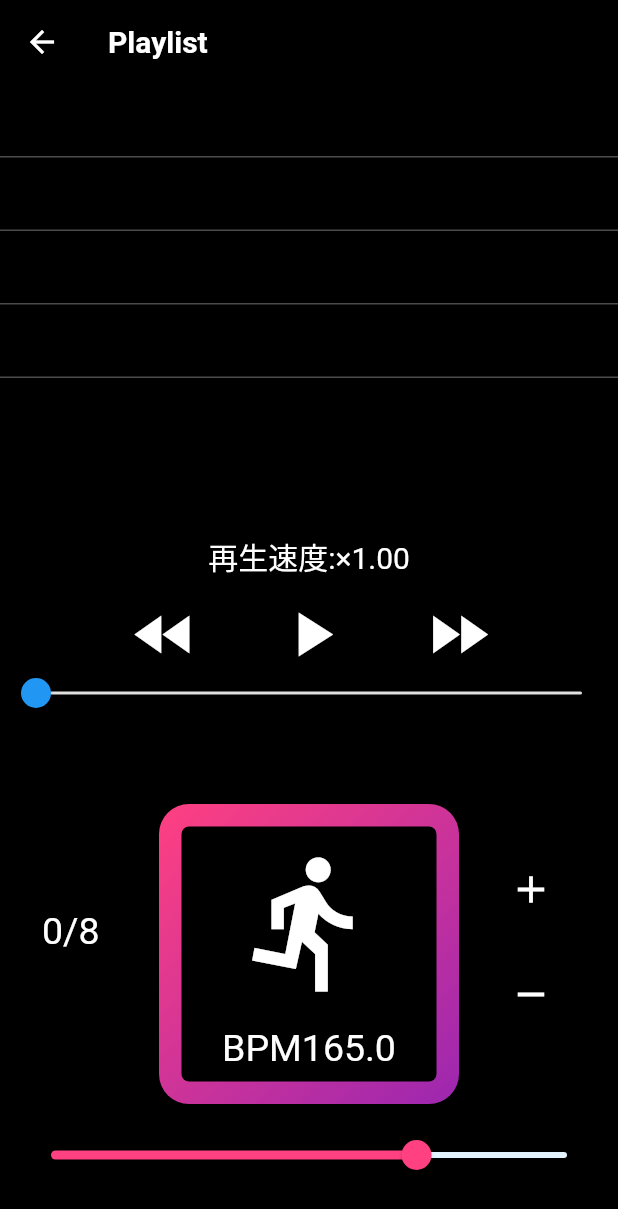
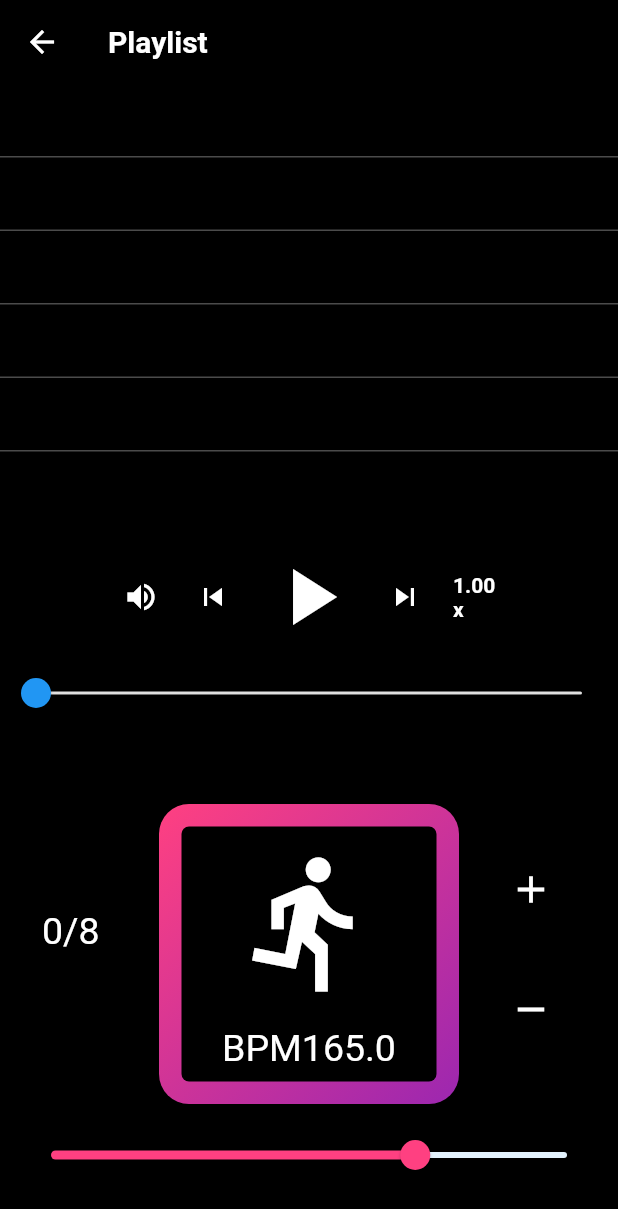
Before and after one commit to beatwalking55/beatim2, a Flutter app: the PlayPage screen opened directly, on a phone screen of 412 x 824 dp. Shown: the top 1209 px of the screen. Run offline on Flutter 3.47's test engine with Material 2 defaults, Android fonts, the phone set to English and light mode, and no system bars; our stand-ins replace cloud_firestore, firebase_core, just_audio, rxdart; missing offline and left inert: audio_session, dart:ffi; accounts and stored records are empty.

Commit message:
再生ボタン周りを改良

```diff
--- a/lib/artistselectpage.dart
+++ b/lib/artistselectpage.dart
@@ -1,4 +1,3 @@
-import 'package:beatim/musicselectfunction.dart';
 import 'package:beatim/playpage.dart';
 import 'package:flutter/material.dart';
 import 'variables.dart';
--- a/lib/playpage.dart
+++ b/lib/playpage.dart
@@ -1,5 +1,4 @@
 import 'package:beatim/variables.dart';
-import 'package:flutter/foundation.dart';
 import 'package:flutter/material.dart';
 import 'package:beatim/musicdata.dart';
 import 'package:just_audio/just_audio.dart';
@@ -24,24 +23,24 @@ class _PlayPageState extends State<PlayPage> {
     _setupSession();
     // AudioPlayerの状態を取得
     player.playbackEventStream.listen((event) {
-      switch(event.processingState) {
+      switch (event.processingState) {
         case ProcessingState.idle:
-          print('オーディオファイルをロードしていないよ');
+          debugPrint('オーディオファイルをロードしていないよ');
           break;
         case ProcessingState.loading:
-          print('オーディオファイルをロード中だよ');
+          debugPrint('オーディオファイルをロード中だよ');
           break;
         case ProcessingState.buffering:
-          print('バッファリング(読み込み)中だよ');
+          debugPrint('バッファリング(読み込み)中だよ');
           break;
         case ProcessingState.ready:
-          print('再生できるよ');
+          debugPrint('再生できるよ');
           break;
         case ProcessingState.completed:
-          print('再生終了したよ');
+          debugPrint('再生終了したよ');
           break;
         default:
-          print(event.processingState);
+          debugPrint(event.processingState.toString());
           break;
       }
     });
@@ -133,9 +132,6 @@ class _PlayPageState extends State<PlayPage> {
                                 sensingBPM / ORIGINAL_musicBPM; //再生スピードを指定
                             player.setSpeed(
                                 sensingBPM / ORIGINAL_musicBPM); //再生スピードを設定・
-                            changingspeed = true; //変速していることを示す
-                            changingspeedbutton =
-                                "原曲"; //再生バーの表示を変更（最初は走る速度で再生するから、「原曲」ボタンになる）
                             _playericon =
                                 Icons.pause; //再生バーのアイコン(再生時には「停止」マークになる)
                           });
@@ -169,99 +165,11 @@ class _PlayPageState extends State<PlayPage> {
                                   ['name'],
                               overflow: TextOverflow.ellipsis,
                               style:
-                                  TextStyle(fontSize: 40, color: Colors.white),
+                                  TextStyle(fontSize: 30, color: Colors.white),
                             ) //現在再生している曲
                                 ),
                           ),
-                          Padding(
-                            padding: const EdgeInsets.all(4.0), //再生速度周りの余白
-                            child: Container(
-                              child: Text(
-                                "再生速度:×${bpm_ratio.toStringAsFixed(2)}",
-                                style: TextStyle(
-                                    color: Colors.white, fontSize: 20),
-                              ), //現在の再生速度
-                            ),
-                          ),
-                          Padding(
-                            padding: const EdgeInsets.fromLTRB(0, 0, 15,
-                                0), //再生ボタン周りの余白。少し右に余白をとり全体を左に寄せるとバランスよく見える。
-                            child: Row(
-                              mainAxisAlignment: MainAxisAlignment.center,
-                              children: [
-                                //頭出しボタン
-                                Padding(
-                                  padding: const EdgeInsets.fromLTRB(
-                                      0, 0, 0, 0), //頭出しボタン周りの余白
-                                  child: IconButton(
-
-                                      onPressed: () async {
-                                        HapticFeedback.mediumImpact();
-
-                                        await player.seekToPrevious();
-                                        setState(() {});
-                                        bpm_ratio = sensingBPM /
-                                            musics[playlist[
-                                                    player.currentIndex ?? 0]]
-                                                ['BPM'];
-                                        player.setSpeed(bpm_ratio);
-                                      },
-                                      icon: Icon(
-                                        Icons.fast_rewind,
-                                        color: Colors.white,
-                                        size: 50,
-                                      ) //頭出しボタンのアイコン
-                                      ),
-                                ),
-                                //再生・停止ボタン・
-                                Padding(
-                                  padding: const EdgeInsets.fromLTRB(
-                                      50, 0, 50, 0), //再生・停止ボタン周りの余白
-                                  child: IconButton(
-                                      onPressed: () {
-                                        HapticFeedback.mediumImpact();
-                                        if (player.playing) {
-                                          setState(() {
-                                            _playericon = Icons.play_arrow;
-                                          });
-                                          player.pause();
-                                        } else {
-                                          setState(() {
-                                            _playericon = Icons.pause;
-                                          });
-                                          player.play();
-                                        }
-                                      },
-                                      icon: Icon(
-                                        _playericon,
-                                        color: Colors.white,
-                                        size: 50,
-                                      ) //再生・停止ボタンのアイコン
-                                      ),
-                                ),
-                                //先送りボタン
-                                IconButton(
-
-                                    onPressed: () async {
-                                      HapticFeedback.mediumImpact();
-
-                                      await player.seekToNext();
-                                      setState(() {});
-                                      bpm_ratio = sensingBPM /
-                                          musics[playlist[
-                                              player.currentIndex ?? 0]]['BPM'];
-                                      print(player.currentIndex);
-                                      player.setSpeed(bpm_ratio);
-                                    },
-                                    icon: Icon(
-                                      Icons.fast_forward,
-                                      color: Colors.white,
-                                      size: 50,
-                                    ) //先送りボタンのアイコン
-                                    )
-                              ],
-                            ),
-                          ),
+                          ControlButtons(player),
                           StreamBuilder<PositionData>(
                             stream: _positionDataStream,
                             builder: (context, snapshot) {
@@ -296,21 +204,6 @@ class _PlayPageState extends State<PlayPage> {
                         "${counter.toStringAsFixed(0)}/${(duls.length + 1).toStringAsFixed(0)}",
                         style: TextStyle(fontSize: 25, color: Colors.white),
                       ),
-                      //原曲・走る速度切り替えボタン(現在非表示)
-                      // child: TextButton(
-                      //   onPressed:(){ setState(() {
-                      //     if(changingspeed == true){
-                      //       changingspeed = false;
-                      //       player.setSpeed(1.0);
-                      //       changingspeedbutton = "走速";
-                      //     }else{
-                      //       changingspeed = true;
-                      //       player.setSpeed(sensingBPM/musics[playlist[player.currentIndex ?? 0]]['BPM']);
-                      //       changingspeedbutton = "原曲";
-                      //     }
-                      //   });},
-                      //   child: Text(changingspeedbutton),
-                      //),
                     ),
                     //BPM計測ボタン
                     Container(
@@ -366,8 +259,6 @@ class _PlayPageState extends State<PlayPage> {
                                       genre: genre,
                                       artist: artist,
                                       BPM: sensingBPM);
-                                  changingspeed = true;
-                                  changingspeedbutton = "原曲";
                                   newplaylist = ConcatenatingAudioSource(
                                     children: List.generate(
                                         playlist.length,
@@ -447,10 +338,8 @@ class _PlayPageState extends State<PlayPage> {
                                     previous_sensingBPM = sensingBPM;
                                     sensingBPM =
                                         (sensingBPM + 1).toInt().toDouble();
-                                    bpm_ratio =
-                                        sensingBPM / musics[playlist[0]]['BPM'];
-                                    player.setSpeed(sensingBPM /
-                                        musics[playlist[0]]['BPM']);
+                                    bpm_ratio = sensingBPM / musics[playlist[player.currentIndex ?? 0]]['BPM'];
+                                    player.setSpeed(sensingBPM / musics[playlist[player.currentIndex ?? 0]]['BPM']);
                                   });
                                 },
                                 child: Stack(
@@ -464,11 +353,9 @@ class _PlayPageState extends State<PlayPage> {
                                           Padding(
                                             padding: const EdgeInsets.all(
                                                 1.0), //走る人マーク周りの余白
-                                            child: Icon(
-                                              Icons.add,
-                                              color: Colors.white,
-                                              size: 30,
-                                            ), //プラスのマーク
+                                            child: Icon(Icons.add,
+                                                color: Colors.white,
+                                                size: 30), //プラスのマーク
                                           ),
                                         ],
                                       ),
@@ -478,7 +365,7 @@ class _PlayPageState extends State<PlayPage> {
                               ),
                             ),
                             Padding(
-                              padding: const EdgeInsets.fromLTRB(0, 20, 0, 20),
+                              padding: const EdgeInsets.fromLTRB(0, 25, 0, 25),
                             ),
                             Container(
                               width: 30, //幅
@@ -492,9 +379,9 @@ class _PlayPageState extends State<PlayPage> {
                                     sensingBPM =
                                         (sensingBPM - 1).toInt().toDouble();
                                     bpm_ratio =
-                                        sensingBPM / musics[playlist[0]]['BPM'];
+                                        sensingBPM / musics[playlist[player.currentIndex ?? 0]]['BPM'];
                                     player.setSpeed(sensingBPM /
-                                        musics[playlist[0]]['BPM']);
+                                        musics[playlist[player.currentIndex ?? 0]]['BPM']);
                                   });
                                 },
                                 child: Stack(
@@ -537,34 +424,22 @@ class _PlayPageState extends State<PlayPage> {
                       value: sensingBPM, //バーの初期値を設定
                       min: min(80, sensingBPM), //最小値
                       max: max(200, sensingBPM), //最大値
+                      divisions: 120,
                       onChanged: (value) {
                         HapticFeedback.selectionClick();
                         setState(() {
                           previous_sensingBPM = sensingBPM;
                           sensingBPM = value;
-                          bpm_ratio = sensingBPM / musics[playlist[0]]['BPM'];
-                          player.setSpeed(
-                              sensingBPM / musics[playlist[0]]['BPM']);
+                          bpm_ratio = sensingBPM /
+                              musics[playlist[player.currentIndex ?? 0]]['BPM'];
+                          player.setSpeed(sensingBPM /
+                              musics[playlist[player.currentIndex ?? 0]]
+                                  ['BPM']);
                         });
                       }),
                 ),
               )
-              //曲IDとBPMを表示する。
-              // Flexible(
-              //   child: StreamBuilder<int?>(
-              //     stream: player.currentIndexStream,
-              //     initialData: 0,
-              //     builder: (BuildContext context,snapshot){
-              //       return Row(
-              //         mainAxisAlignment: MainAxisAlignment.center,
-              //         children: [
-              //           Text("曲ID ${playlist[snapshot.data ??0]}   ",style: TextStyle(fontSize: 30),),
-              //           Text("BPM  ${sensingBPM.toInt()}",style: TextStyle(fontSize: 30),),
-              //         ],
-              //       );
-              //     }
-              //   ),
-              // ),
+
               //評価フォームへのリンクを画面に表示。
               // TextButton(
               //     onPressed:()async{
@@ -612,3 +487,130 @@ Future<void> _setupSession() async {
   await session.configure(AudioSessionConfiguration.speech());
   ;
 }
+
+class ControlButtons extends StatelessWidget {
+  final AudioPlayer player;
+
+  const ControlButtons(this.player, {Key? key}) : super(key: key);
+
+  @override
+  Widget build(BuildContext context) {
+    return Row(
+      mainAxisSize: MainAxisSize.min,
+      children: [
+        IconButton(
+          icon: const Icon(Icons.volume_up, color: Colors.white),
+          onPressed: () {
+            showSliderDialog(
+              context: context,
+              title: "Adjust volume",
+              divisions: 10,
+              min: 0.0,
+              max: 1.0,
+              value: player.volume,
+              stream: player.volumeStream,
+              onChanged: player.setVolume,
+            );
+          },
+        ),
+        StreamBuilder<SequenceState?>(
+          stream: player.sequenceStateStream,
+          builder: (context, snapshot) => IconButton(
+              icon: const Icon(Icons.skip_previous, color: Colors.white),
+              onPressed: () async {
+                await player.seekToPrevious();
+                bpm_ratio = sensingBPM /
+                    musics[playlist[player.currentIndex ?? 0]]['BPM'];
+                player.setSpeed(bpm_ratio);
+              }),
+        ),
+        StreamBuilder<PlayerState>(
+          stream: player.playerStateStream,
+          builder: (context, snapshot) {
+            final playerState = snapshot.data;
+            final processingState = playerState?.processingState;
+            final playing = playerState?.playing;
+            if (processingState == ProcessingState.loading ||
+                processingState == ProcessingState.buffering) {
+              return Container(
+                margin: const EdgeInsets.all(8.0),
+                width: 64.0,
+                height: 64.0,
+                child: const CircularProgressIndicator(color: Colors.white),
+              );
+            } else if (playing != true) {
+              return IconButton(
+                icon: const Icon(Icons.play_arrow, color: Colors.white),
+                iconSize: 64.0,
+                onPressed: player.play,
+              );
+            } else if (processingState != ProcessingState.completed) {
+              return IconButton(
+                icon: const Icon(Icons.pause, color: Colors.white),
+                iconSize: 64.0,
+                onPressed: player.pause,
+              );
+            } else {
+              return IconButton(
+                icon: const Icon(Icons.replay, color: Colors.white),
+                iconSize: 64.0,
+                onPressed: () => player.seek(Duration.zero,
+                    index: player.effectiveIndices!.first),
+              );
+            }
+          },
+        ),
+        StreamBuilder<SequenceState?>(
+          stream: player.sequenceStateStream,
+          builder: (context, snapshot) => IconButton(
+              icon: const Icon(Icons.skip_next, color: Colors.white),
+              onPressed: () async {
+                await player.seekToNext();
+                bpm_ratio = sensingBPM /
+                    musics[playlist[player.currentIndex ?? 0]]['BPM'];
+                debugPrint(
+                    musics[playlist[player.currentIndex ?? 0]].toString());
+                debugPrint(bpm_ratio.toString());
+                player.setSpeed(bpm_ratio);
+              }),
+        ),
+        StreamBuilder<double>(
+          stream: player.speedStream,
+          builder: (context, snapshot) => IconButton(
+            icon: Text(
+              "${snapshot.data?.toStringAsFixed(2)}x",
+              style: const TextStyle(
+                  fontWeight: FontWeight.bold, color: Colors.white),
+            ),
+            onPressed: () {
+              showSliderDialog(
+                context: context,
+                title: "Adjust speed",
+                divisions: 10,
+                min: 0.5,
+                max: 1.5,
+                value: player.speed,
+                stream: player.speedStream,
+                onChanged: player.setSpeed,
+              );
+            },
+          ),
+        ),
+      ],
+    );
+  }
+}
+
+class AudioMetadata {
+  final String album;
+  final String title;
+  final String artwork;
+  final double bpm;
+
+  AudioMetadata({
+    required this.album,
+    required this.title,
+    required this.artwork,
+    required this.bpm,
+  });
+}
```
